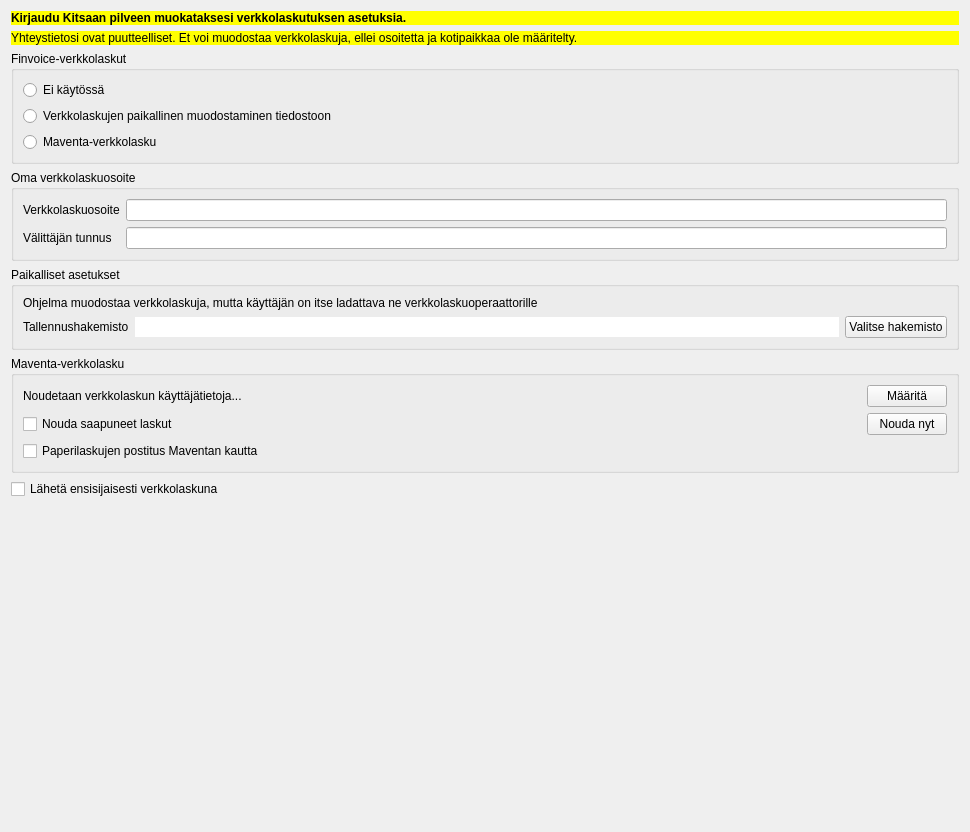
First picture: the form in kitsas/maaritys/verkkolasku/verkkolasku.ui, repository artoh/kitupiikki, before the edit.
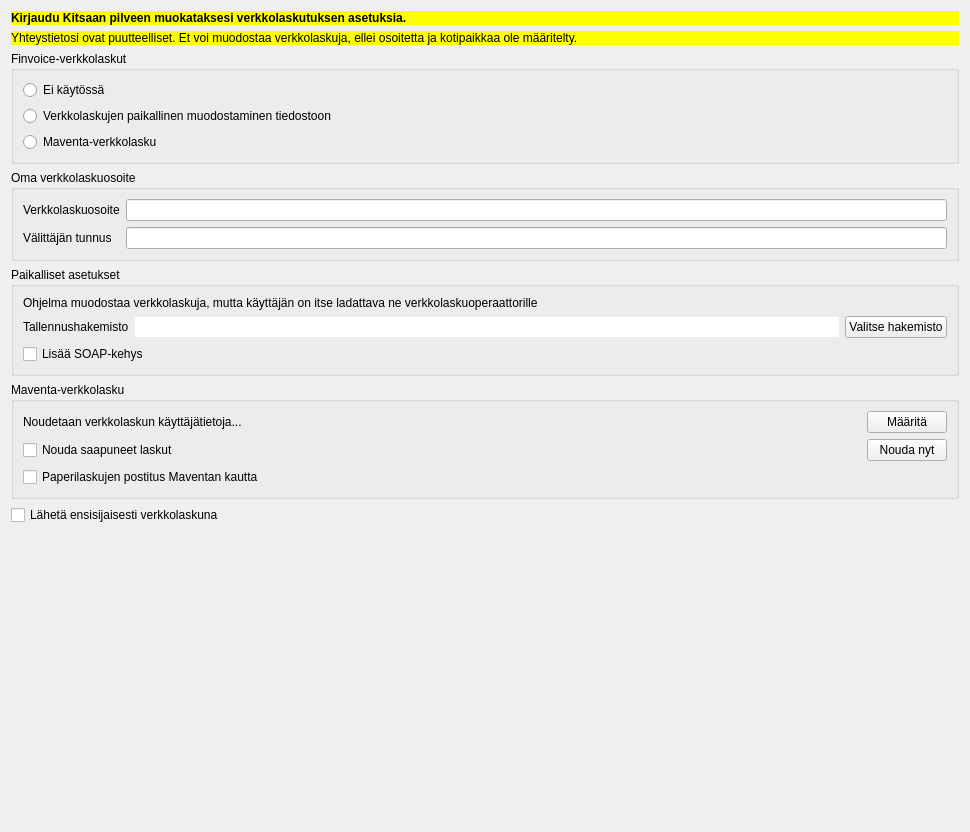
Second picture: the form after the edit. Icons and pictures are not drawn.

What changed in the file:
```diff
--- a/kitsas/maaritys/verkkolasku/verkkolasku.ui
+++ b/kitsas/maaritys/verkkolasku/verkkolasku.ui
@@ -153,6 +153,13 @@
         </item>
        </layout>
       </item>
+      <item>
+       <widget class="QCheckBox" name="soapCheck">
+        <property name="text">
+         <string>Lisää SOAP-kehys</string>
+        </property>
+       </widget>
+      </item>
      </layout>
     </widget>
    </item>
```
